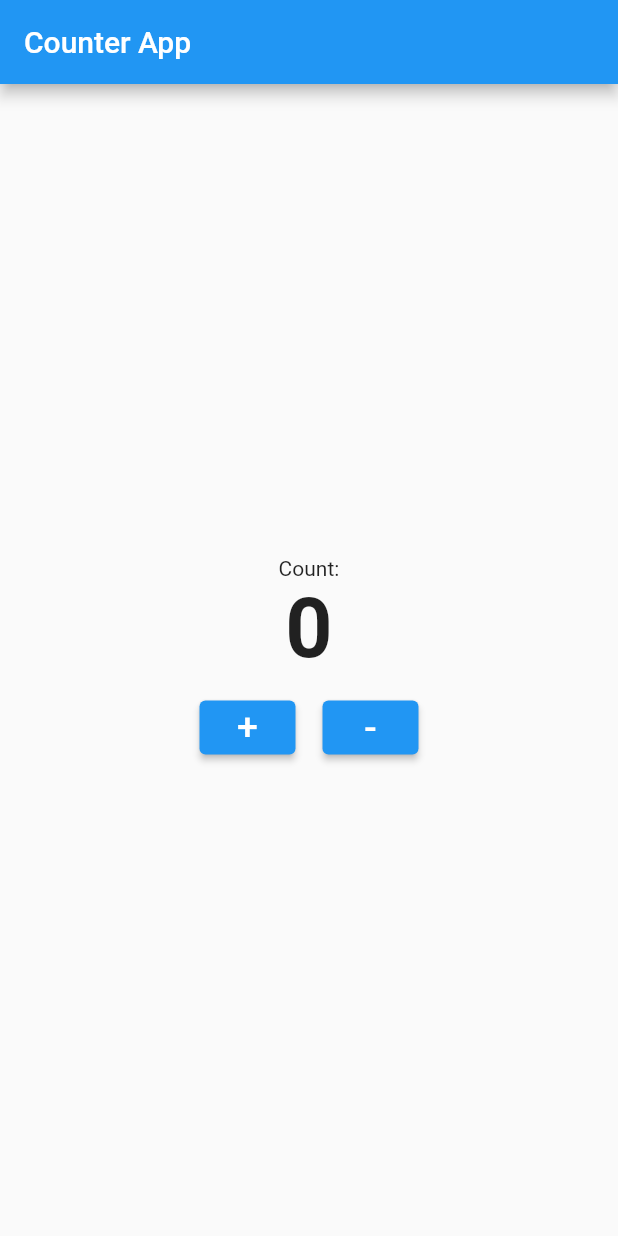
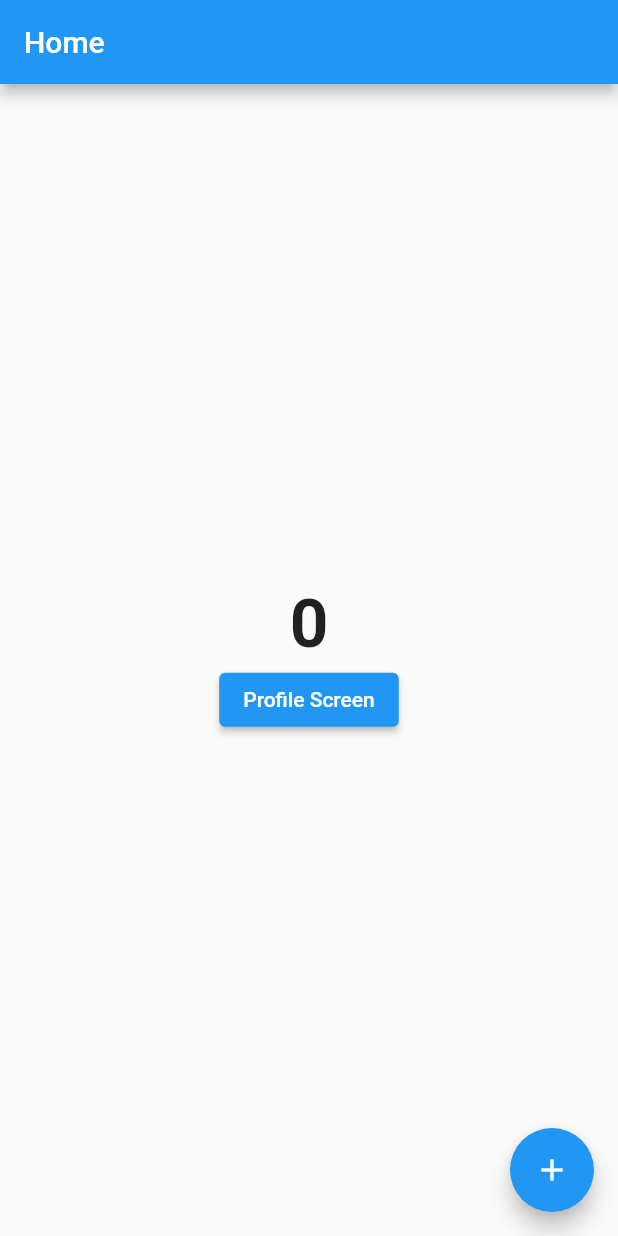
Before and after one commit to flucloxin500/module_seven, a Flutter app: the screen it shows after launch, on a phone screen of 412 x 824 dp. Run offline on Flutter 3.47's test engine with Material 2 defaults, Android fonts, the phone set to English and light mode, and no system bars.

Commit message:
Counter App, set State and widget

```diff
--- a/lib/main.dart
+++ b/lib/main.dart
@@ -14,6 +14,52 @@ class MyApp extends StatelessWidget {
     );
   }
 }
+
+// Immutable/ Statefull widget
+
+/*class HomeScreen extends StatelessWidget{
+  HomeScreen ({super.key});
+
+  int counter = 0 ;
+
+  @override
+  Widget build(BuildContext context) {
+    return Scaffold(
+      appBar: AppBar(
+        title: Text('Home'),
+      ),
+      body: Center(
+        child: Text(counter.toString(),style: Theme.of(context).textTheme.displayLarge,),
+      ),
+      floatingActionButton: FloatingActionButton(
+        onPressed: (){
+          counter = counter + 1 ;
+          print(counter);
+        },
+        child: Icon(Icons.add),
+      ),
+    ) ;
+  }
+
+}*/
+/*
+
+// Immutable widget
+
+class HomeScreen extends StatelessWidget{
+  const HomeScreen ({super.key});
+
+  static const String name = 'Rafat' ;
+
+  @override
+  Widget build(BuildContext context) {
+    return Scaffold() ;
+  }
+
+}
+
+ */
+// Mutable?stateful
 class CounterScreen extends StatefulWidget {
   @override
   State<StatefulWidget> createState() {
@@ -28,78 +74,71 @@ class CounterState extends State<CounterScreen> {
   Widget build(BuildContext context) {
     return Scaffold(
       appBar: AppBar(
-        title: Text('Counter App'),
+        title: Text('Home'),
       ),
       body: Center(
         child: Column(
           mainAxisAlignment: MainAxisAlignment.center,
           children: [
-              Text('Count:'),
-              Padding(
-                padding: const EdgeInsets.only(bottom: 10),
-                child: Text(counter.toString(),
+            Text(
+              counter.toString(),
               style: TextStyle(
-                      fontSize: 55,
+                fontSize: 45,
                 fontWeight: FontWeight.bold,
               ),
             ),
+            ElevatedButton(
+                onPressed: () {
+                  Navigator.push(
+                      context,
+                      MaterialPageRoute(
+                          builder: (context) =>
+                              ProfileScreen(userName: 'Snake CM')));
+                },
+                child: Text('Profile Screen'))
+          ],
         ),
-              Row(
-                mainAxisAlignment: MainAxisAlignment.center,
-                children: [
-                  ElevatedButton(onPressed: (){
+      ),
+      floatingActionButton: FloatingActionButton(
+        onPressed: () {
+          // if ( counter < 10)
+          //   {
+          //     counter = counter + 1;
+          //
+          //   }
+          // You can count it here tooo
+          counter = counter + 1;
           setState(() {
-                      if ( counter < 5)
-                        {
-                          counter = counter + 1;
-                        }
-                      else
-                        {
-                          showDialog(context: context, builder: (context){
-                            return AlertDialog(
-                              title: Text('Button Pressed ${counter} times',
-                              style: TextStyle(
-                                fontWeight: FontWeight.normal
-                              ),),
-                              actions: [
-                                TextButton(onPressed: (){},
-                                    child: Text('Close'),),
-                              ],
-                            );
-                          }
-                          );
-                        }
-
+            //counter = counter + 1;
           });
         },
-                      child: Text('+',
-                      style: TextStyle(
-                        fontSize: 25
-                      ),),),
-
-                  Padding(
-                    padding: const EdgeInsets.only(left: 18),
-                    child: ElevatedButton(onPressed: (){
-
-                      setState(() {
-                        if ( counter > 0)
-                          {
-                            counter = counter - 1;
-                          }
-
-                      });
-                    },
-                      child: Text('-',
-                      style: TextStyle(
-                        fontSize: 25
-                      ),),),
-                  ),
-                ],
-              )
-            ],
-          ),
-
+        child: Icon(Icons.add),
       ),
     );
   }
 }
+
+// Widget Class
+class ProfileScreen extends StatefulWidget {
+  final String userName;
+  const ProfileScreen({super.key, required this.userName});
+  @override
+  State<StatefulWidget> createState() {
+    return _ProfileScreenState();
+  }
+}
+
+// State Class -> widget class
+class _ProfileScreenState extends State<ProfileScreen> {
+  @override
+  Widget build(BuildContext context) {
+    return Scaffold(
+      appBar: AppBar(
+        title: Text('Profile'),
+      ),
+      body: Center(
+        child: Text(widget.userName),
+      ),
+    );
+  }
+}
```
Lines whose indentation alone changed are shown as unchanged.
